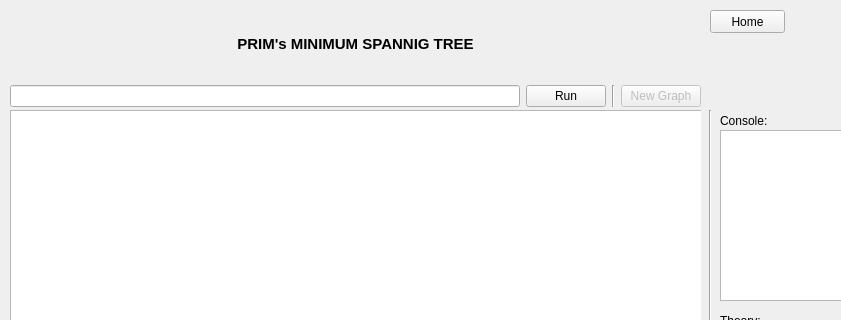
First picture: the form in AlgoViz/src/resources/views/PrimView.ui, repository Sabin-B-99/AlgoViz, before the edit; both pictures show x 0 to 841 and y 0 to 320 of the 1101 by 529 pixel window.
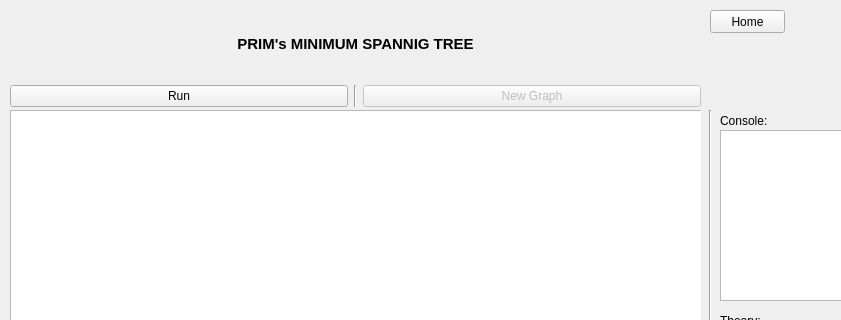
Second picture: the form after the edit.

Commit message: Removed the starting node selection line edit

Diff of the .ui file:
```diff
--- a/AlgoViz/src/resources/views/PrimView.ui
+++ b/AlgoViz/src/resources/views/PrimView.ui
@@ -123,9 +123,6 @@
     </item>
     <item>
      <layout class="QHBoxLayout" name="primControlPane">
-      <item>
-       <widget class="QLineEdit" name="primInsertLineEdit"/>
-      </item>
       <item>
        <widget class="QPushButton" name="primInsertBtn">
         <property name="text">
```
